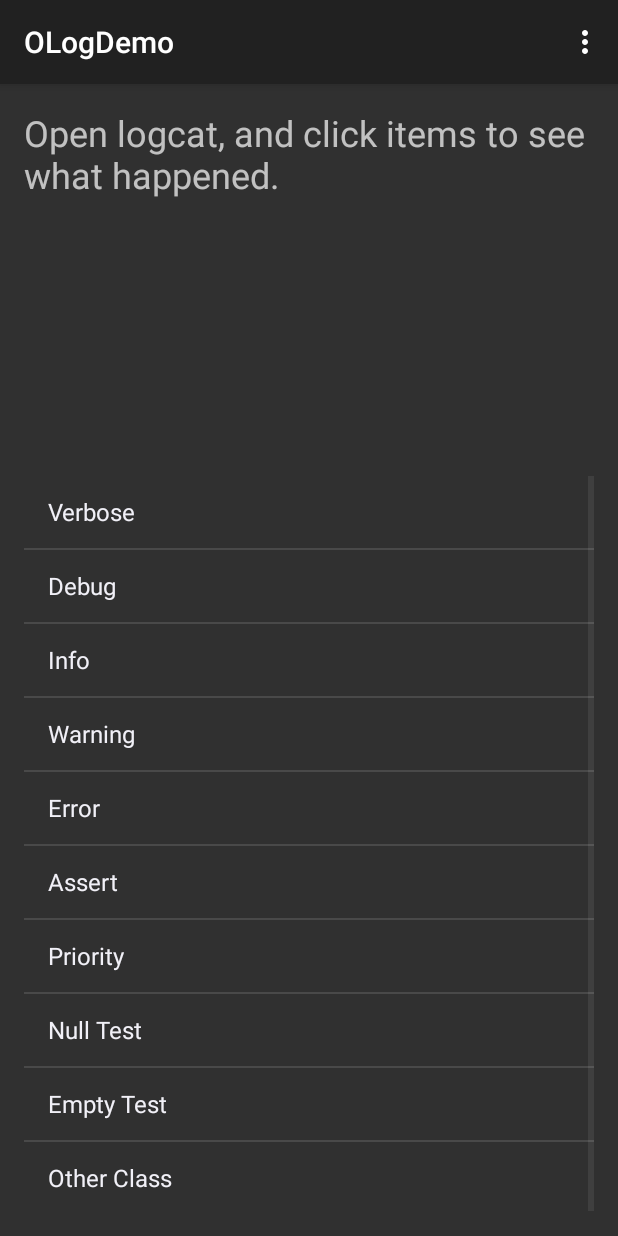
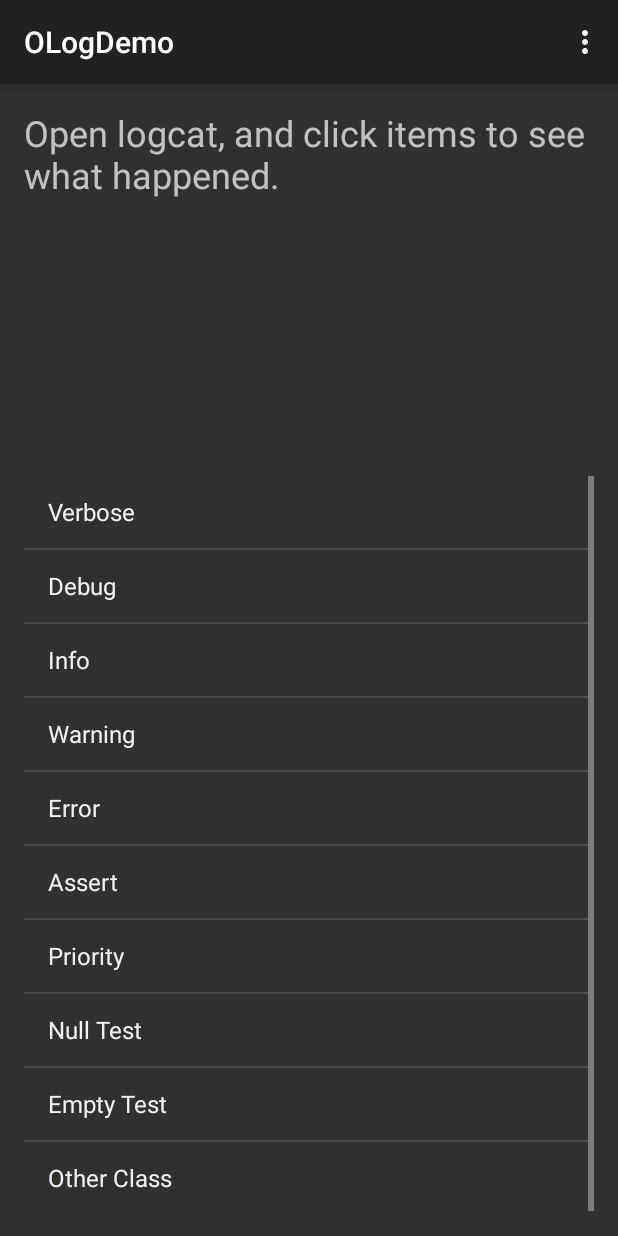
Before and after one commit to samuel22gj/OtterLibrary, an Android app: the OLogDemo screen opened directly, with no data from a screen before it, on a phone screen of 412 x 824 dp. Run offline under Robolectric (Android 15) with nearby library versions, the phone set to English and light mode, and no system bars.

Commit message:
[DemoApp] Make scrollbar always showing

```diff
--- a/otterlibrarydemo/src/main/res/values/styles.xml
+++ b/otterlibrarydemo/src/main/res/values/styles.xml
@@ -3,6 +3,8 @@
     <!-- Base application theme. -->
     <style name="AppTheme" parent="Theme.AppCompat">
         <!-- Customize your theme here. -->
+        <item name="android:fadeScrollbars">false</item>
+        <item name="android:scrollbarStyle">insideInset</item>
     </style>
 
 </resources>
```
